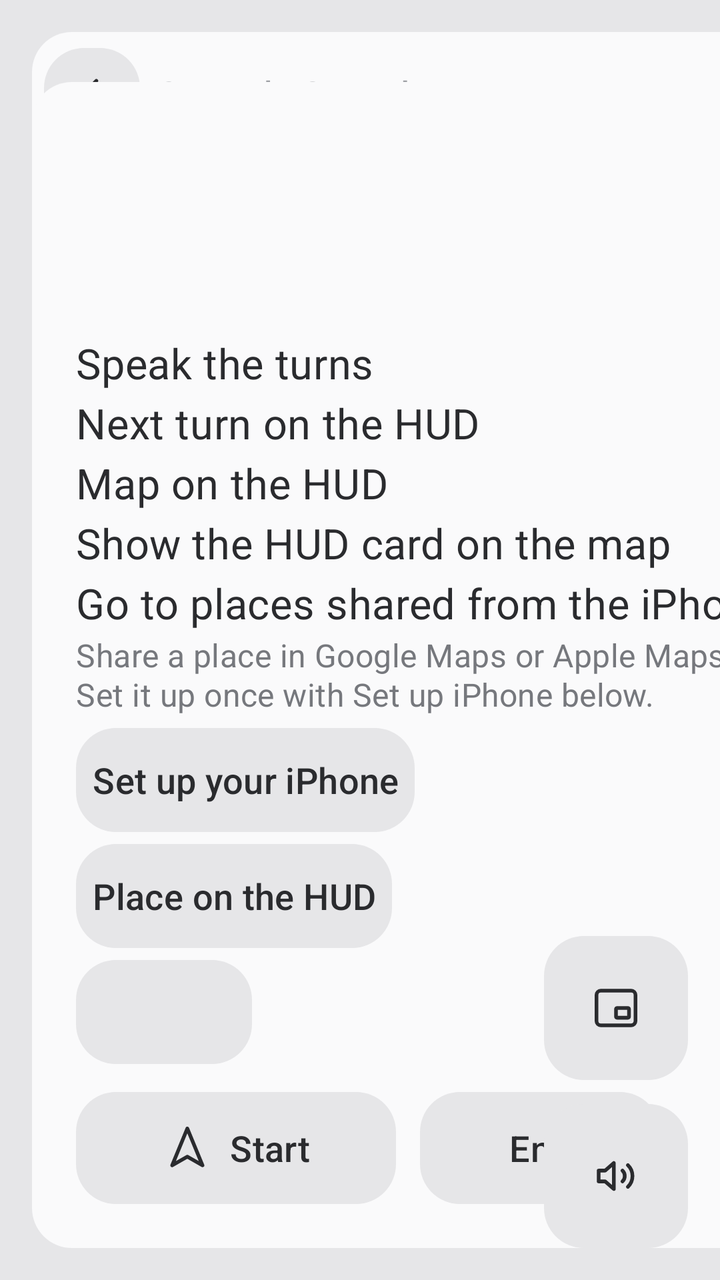
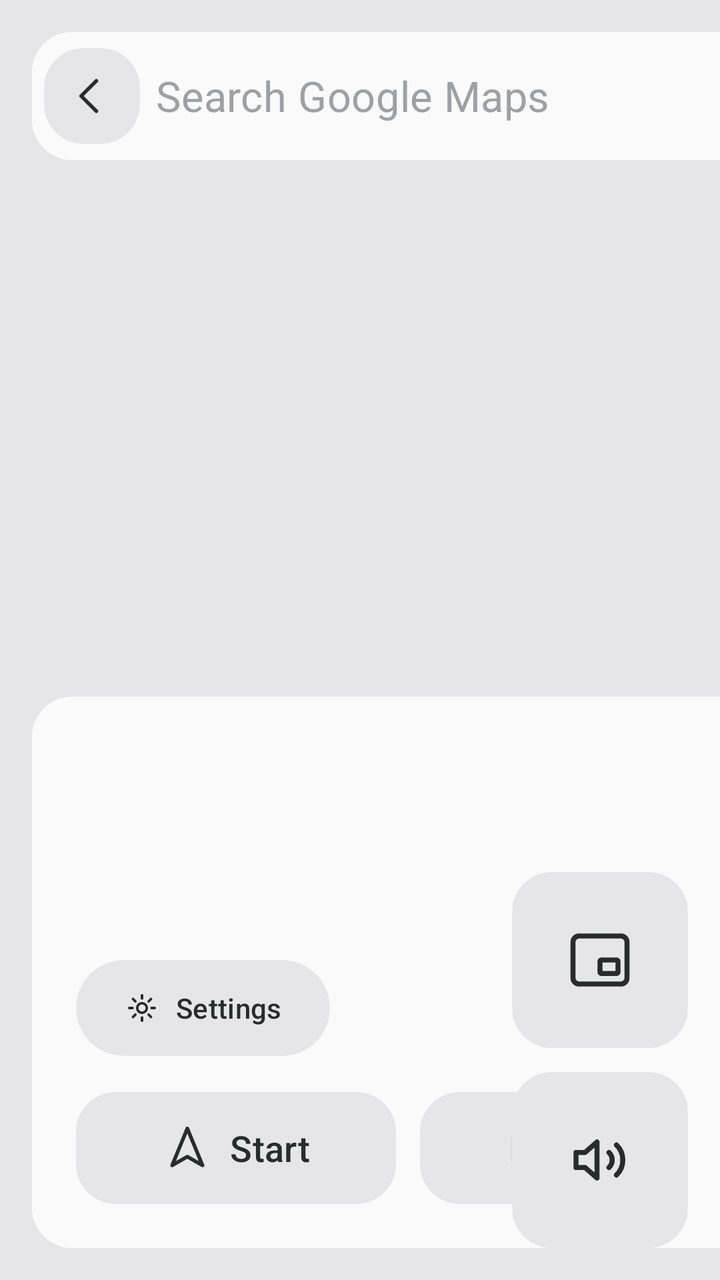

Before-and-after screenshots of an Android layout around one commit, followed by the original layout XML and the change that was made.
<!-- AndroidManifest.xml: activity theme Theme.Cam -->
<!-- res/layout/activity_navigation.xml -->
<?xml version="1.0" encoding="utf-8"?>
<FrameLayout
    xmlns:android="http://schemas.android.com/apk/res/android"
    xmlns:app="http://schemas.android.com/apk/res-auto"
    android:layout_width="match_parent"
    android:layout_height="match_parent"
    android:background="@color/sunken">

    <FrameLayout
        android:id="@+id/nav_map"
        android:layout_width="match_parent"
        android:layout_height="match_parent" />

    <TextView
        android:id="@+id/nav_no_map"
        android:layout_width="560dp"
        android:layout_height="wrap_content"
        android:layout_gravity="center"
        android:gravity="center"
        android:text="@string/nav_no_map"
        android:textAppearance="@style/TextAppearance.Cam.Body"
        android:textColor="@color/text_secondary"
        android:visibility="gone" />

    <LinearLayout
        android:layout_width="520dp"
        android:layout_height="wrap_content"
        android:layout_margin="16dp"
        android:orientation="vertical">

        
        <LinearLayout
            android:id="@+id/nav_search_bar"
            android:layout_width="match_parent"
            android:layout_height="@dimen/title_bar_height"
            android:background="@drawable/bg_surface_card"
            android:gravity="center_vertical"
            android:orientation="horizontal"
            android:paddingStart="6dp"
            android:paddingEnd="14dp">
            <com.google.android.material.button.MaterialButton
                android:id="@+id/nav_close"
                style="@style/Widget.Cam.IconButton"
                android:layout_width="@dimen/icon_button_size"
                android:layout_height="@dimen/icon_button_size"
                android:contentDescription="@string/action_back"
                app:icon="@drawable/ic_back" />
            <EditText
                android:id="@+id/nav_search"
                android:layout_width="0dp"
                android:layout_height="match_parent"
                android:layout_marginStart="8dp"
                android:layout_weight="1"
                android:background="@null"
                android:hint="@string/nav_search_hint"
                android:imeOptions="actionSearch"
                android:importantForAutofill="no"
                android:inputType="text"
                android:singleLine="true"
                android:textAppearance="@style/TextAppearance.Cam.Row"
                android:textColor="@color/text_primary"
                android:textColorHint="@color/text_hint" />
            <TextView
                android:layout_width="wrap_content"
                android:layout_height="wrap_content"
                android:layout_marginStart="8dp"
                android:background="@drawable/bg_segment"
                android:paddingStart="10dp"
                android:paddingTop="2dp"
                android:paddingEnd="10dp"
                android:paddingBottom="2dp"
                android:text="@string/nav_beta"
                android:textAppearance="@style/TextAppearance.Cam.Caption"
                android:textColor="@color/energy_text"
                android:textStyle="bold" />
        </LinearLayout>

        
        <LinearLayout
            android:id="@+id/nav_results"
            android:layout_width="match_parent"
            android:layout_height="wrap_content"
            android:layout_marginTop="8dp"
            android:background="@drawable/bg_surface_card"
            android:orientation="vertical"
            android:paddingTop="6dp"
            android:paddingBottom="6dp"
            android:visibility="gone" />

        
        <LinearLayout
            android:id="@+id/nav_banner"
            android:layout_width="match_parent"
            android:layout_height="wrap_content"
            android:background="@drawable/bg_nav_banner"
            android:gravity="center_vertical"
            android:minHeight="128dp"
            android:orientation="horizontal"
            android:padding="18dp"
            android:visibility="gone">
            <view
                class="com.kooo.evcam.nav.ManeuverIcon$ArrowView"
                android:id="@+id/nav_arrow"
                android:layout_width="84dp"
                android:layout_height="84dp" />
            <LinearLayout
                android:layout_width="0dp"
                android:layout_height="wrap_content"
                android:layout_marginStart="18dp"
                android:layout_weight="1"
                android:orientation="vertical">
                <TextView
                    android:id="@+id/nav_to_next"
                    android:layout_width="wrap_content"
                    android:layout_height="wrap_content"
                    android:textAppearance="@style/TextAppearance.Cam.Display"
                    android:textColor="@color/white"
                    android:textStyle="bold" />
                <TextView
                    android:id="@+id/nav_instruction"
                    android:layout_width="match_parent"
                    android:layout_height="wrap_content"
                    android:ellipsize="end"
                    android:maxLines="2"
                    android:textAppearance="@style/TextAppearance.Cam.Title"
                    android:textColor="@color/white" />
                <TextView
                    android:id="@+id/nav_instruction_detail"
                    android:layout_width="match_parent"
                    android:layout_height="wrap_content"
                    android:ellipsize="end"
                    android:maxLines="1"
                    android:textAppearance="@style/TextAppearance.Cam.Body"
                    android:textColor="#D9FFFFFF"
                    android:visibility="gone" />
            </LinearLayout>
        </LinearLayout>
    </LinearLayout>

    
    <LinearLayout
        android:id="@+id/nav_hud_preview"
        android:layout_width="440dp"
        android:layout_height="wrap_content"
        android:layout_gravity="top|end"
        android:layout_marginTop="100dp"
        android:layout_marginEnd="16dp"
        android:orientation="vertical"
        android:visibility="gone">
        <TextView
            android:id="@+id/nav_hud_preview_label"
            android:layout_width="wrap_content"
            android:layout_height="wrap_content"
            android:background="@drawable/bg_segment"
            android:paddingStart="10dp"
            android:paddingTop="2dp"
            android:paddingEnd="10dp"
            android:paddingBottom="2dp"
            android:textAppearance="@style/TextAppearance.Cam.Caption"
            android:textColor="@color/text_primary" />
        <FrameLayout
            android:id="@+id/nav_hud_preview_card"
            android:layout_width="match_parent"
            android:layout_height="wrap_content"
            android:layout_marginTop="6dp" />
    </LinearLayout>

    
    <LinearLayout
        android:id="@+id/nav_sheet"
        android:layout_width="520dp"
        android:layout_height="wrap_content"
        android:layout_gravity="bottom|start"
        android:layout_margin="16dp"
        android:background="@drawable/bg_surface_card"
        android:orientation="vertical"
        android:padding="22dp">
        <TextView
            android:id="@+id/nav_place"
            android:layout_width="match_parent"
            android:layout_height="wrap_content"
            android:ellipsize="end"
            android:maxLines="1"
            android:textAppearance="@style/TextAppearance.Cam.Title"
            android:textColor="@color/text_primary"
            android:textStyle="bold" />
        <TextView
            android:id="@+id/nav_summary"
            android:layout_width="match_parent"
            android:layout_height="wrap_content"
            android:layout_marginTop="4dp"
            android:textAppearance="@style/TextAppearance.Cam.Row"
            android:textColor="@color/energy_text"
            android:textStyle="bold" />
        <TextView
            android:id="@+id/nav_status"
            android:layout_width="match_parent"
            android:layout_height="wrap_content"
            android:layout_marginTop="4dp"
            android:textAppearance="@style/TextAppearance.Cam.Body"
            android:textColor="@color/text_secondary" />
        <LinearLayout
            android:id="@+id/nav_options"
            android:layout_width="match_parent"
            android:layout_height="wrap_content"
            android:layout_marginTop="8dp"
            android:orientation="vertical">
            <com.google.android.material.switchmaterial.SwitchMaterial
                android:id="@+id/nav_voice_switch"
                android:layout_width="match_parent"
                android:layout_height="wrap_content"
                android:text="@string/nav_voice_switch"
                android:textAppearance="@style/TextAppearance.Cam.Row"
                android:textColor="@color/text_primary" />
            <com.google.android.material.switchmaterial.SwitchMaterial
                android:id="@+id/nav_hud_switch"
                android:layout_width="match_parent"
                android:layout_height="wrap_content"
                android:text="@string/nav_hud_switch"
                android:textAppearance="@style/TextAppearance.Cam.Row"
                android:textColor="@color/text_primary" />
            <com.google.android.material.switchmaterial.SwitchMaterial
                android:id="@+id/nav_hud_map_switch"
                android:layout_width="match_parent"
                android:layout_height="wrap_content"
                android:text="@string/nav_hud_map_switch"
                android:textAppearance="@style/TextAppearance.Cam.Row"
                android:textColor="@color/text_primary" />
            <com.google.android.material.switchmaterial.SwitchMaterial
                android:id="@+id/nav_hud_preview_switch"
                android:layout_width="match_parent"
                android:layout_height="wrap_content"
                android:text="@string/nav_hud_preview_switch"
                android:textAppearance="@style/TextAppearance.Cam.Row"
                android:textColor="@color/text_primary" />
            <com.google.android.material.switchmaterial.SwitchMaterial
                android:id="@+id/nav_share_switch"
                android:layout_width="match_parent"
                android:layout_height="wrap_content"
                android:text="@string/nav_share_switch"
                android:textAppearance="@style/TextAppearance.Cam.Row"
                android:textColor="@color/text_primary" />
            <TextView
                android:layout_width="match_parent"
                android:layout_height="wrap_content"
                android:text="@string/nav_share_hint"
                android:textAppearance="@style/TextAppearance.Cam.Caption"
                android:textColor="@color/text_secondary" />
            <com.google.android.material.button.MaterialButton
                android:id="@+id/nav_phone_setup"
                style="@style/Widget.Cam.RailSmall"
                android:layout_width="wrap_content"
                android:layout_height="52dp"
                android:layout_marginTop="6dp"
                android:text="@string/arrival_setup_title" />
            <com.google.android.material.button.MaterialButton
                android:id="@+id/nav_hud_adjust"
                style="@style/Widget.Cam.RailSmall"
                android:layout_width="wrap_content"
                android:layout_height="52dp"
                android:layout_marginTop="6dp"
                android:text="@string/nav_hud_adjust" />
            
            <com.google.android.material.button.MaterialButton
                android:id="@+id/nav_map_scheme"
                style="@style/Widget.Cam.RailSmall"
                android:layout_width="wrap_content"
                android:layout_height="52dp"
                android:layout_marginTop="6dp" />
        </LinearLayout>
        <LinearLayout
            android:layout_width="match_parent"
            android:layout_height="wrap_content"
            android:layout_marginTop="14dp"
            android:orientation="horizontal">
            <com.google.android.material.button.MaterialButton
                android:id="@+id/nav_go"
                style="@style/Widget.Cam.RailSmall"
                android:layout_width="wrap_content"
                android:layout_height="56dp"
                android:minWidth="160dp"
                android:text="@string/nav_start"
                app:icon="@drawable/ic_navigation" />
            <com.google.android.material.button.MaterialButton
                android:id="@+id/nav_end"
                style="@style/Widget.Cam.RailSmall"
                android:layout_width="wrap_content"
                android:layout_height="56dp"
                android:layout_marginStart="12dp"
                android:minWidth="120dp"
                android:text="@string/nav_end" />
        </LinearLayout>
    </LinearLayout>

    <LinearLayout
        android:layout_width="wrap_content"
        android:layout_height="wrap_content"
        android:layout_gravity="bottom|end"
        android:layout_margin="16dp"
        android:orientation="vertical">
        <com.google.android.material.button.MaterialButton
            android:id="@+id/nav_float"
            style="@style/Widget.Cam.IconButton"
            android:layout_width="72dp"
            android:layout_height="72dp"
            android:layout_marginBottom="12dp"
            android:contentDescription="@string/nav_float"
            app:icon="@drawable/ic_float_window" />
        <com.google.android.material.button.MaterialButton
            android:id="@+id/nav_mute"
            style="@style/Widget.Cam.IconButton"
            android:layout_width="72dp"
            android:layout_height="72dp"
            android:contentDescription="@string/nav_mute"
            app:icon="@drawable/ic_voice_on" />
        <com.google.android.material.button.MaterialButton
            android:id="@+id/nav_recenter"
            style="@style/Widget.Cam.IconButton"
            android:layout_width="72dp"
            android:layout_height="72dp"
            android:layout_marginTop="12dp"
            android:contentDescription="@string/nav_recenter"
            android:visibility="gone"
            app:icon="@drawable/ic_recenter" />
    </LinearLayout>
</FrameLayout>
<!-- resources referenced by this layout -->
<resources>
  <color name="energy_text">#FFC9491A</color>
  <color name="sunken">#FFE6E6E8</color>
  <color name="text_hint">@color/text_tertiary</color>
  <color name="text_primary">#FF2A2B2E</color>
  <color name="text_secondary">#FF76787D</color>
  <color name="white">#FFFFFFFF</color>
  <dimen name="icon_button_size">48dp</dimen>
  <dimen name="title_bar_height">64dp</dimen>
  <string name="action_back">Back</string>
  <string name="arrival_setup_title">Set up your iPhone</string>
  <string name="nav_beta">BETA</string>
  <string name="nav_end">End</string>
  <string name="nav_float">Floating window</string>
  <string name="nav_hud_adjust">Place on the HUD</string>
  <string name="nav_hud_map_switch">Map on the HUD</string>
  <string name="nav_hud_preview_switch">Show the HUD card on the map</string>
  <string name="nav_hud_switch">Next turn on the HUD</string>
  <string name="nav_mute">Voice on or off</string>
  <string name="nav_no_map">The map needs Google Play services and a Google Maps key. Turn-by-turn guidance still works without the map.</string>
  <string name="nav_recenter">Back to the car</string>
  <string name="nav_search_hint">Search Google Maps</string>
  <string name="nav_share_hint">Share a place in Google Maps or Apple Maps → Send to 7xDash. Set it up once with Set up iPhone below.</string>
  <string name="nav_share_switch">Go to places shared from the iPhone</string>
  <string name="nav_start">Start</string>
  <string name="nav_voice_switch">Speak the turns</string>
  <style name="TextAppearance.Cam.Body">
          <item name="android:textSize">@dimen/text_body</item>
      </style>
  <style name="TextAppearance.Cam.Caption">
          <item name="android:textSize">@dimen/text_caption</item>
      </style>
  <style name="TextAppearance.Cam.Display">
          <item name="android:textSize">@dimen/text_display</item>
          <item name="android:fontFamily">sans-serif-medium</item>
      </style>
  <style name="TextAppearance.Cam.Row">
          <item name="android:textSize">@dimen/text_row</item>
      </style>
  <style name="TextAppearance.Cam.Title">
          <item name="android:textSize">@dimen/text_title</item>
          <item name="android:fontFamily">sans-serif-medium</item>
      </style>
  <style name="Widget.Cam.RailSmall" parent="Widget.Cam.RailTile">
          <item name="iconGravity">textStart</item>
          <item name="iconSize">26dp</item>
          <item name="android:textSize">@dimen/text_body</item>
      </style>
  <style name="Theme.Cam" parent="Base.Theme.Cam" />
  <color name="text_tertiary">#FF9EA0A5</color>
  <color name="energy">#FFF0622D</color>
  <dimen name="corner_radius">20dp</dimen>
  <color name="surface">#FFFAFAFB</color>
  <dimen name="text_body">18sp</dimen>
  <dimen name="text_caption">16sp</dimen>
  <dimen name="text_display">28sp</dimen>
  <dimen name="text_row">21sp</dimen>
  <dimen name="text_title">26sp</dimen>
  <color name="nav_ripple_color">#1F2A2B2E</color>
  <color name="on_energy">#FFFFFFFF</color>
  <color name="energy_quiet">#FFFDEDE6</color>
  <color name="recording">#FFE0393E</color>
  <color name="bg">#FFF2F2F3</color>
  <color name="line">#FFDDDDE0</color>
  <style name="AlertDialogButton" parent="Widget.Material3.Button.TextButton.Dialog">
          <item name="android:textColor">@color/energy_text</item>
          <item name="android:textSize">@dimen/text_row</item>
      </style>
  <style name="MaterialAlertDialog.Cam.Title" parent="MaterialAlertDialog.Material3.Title.Text">
          <item name="android:textSize">@dimen/text_title</item>
      </style>
  <style name="MaterialAlertDialog.Cam.Body" parent="MaterialAlertDialog.Material3.Body.Text">
          <item name="android:textSize">@dimen/text_row</item>
      </style>
  <!-- unchanged entries left out for length: 16 -->
</resources>

<!-- the commit's change to res/layout/activity_navigation.xml (unified diff, before → after) -->
@@ -203,70 +203,16 @@
             android:id="@+id/nav_options"
             android:layout_width="match_parent"
             android:layout_height="wrap_content"
-            android:layout_marginTop="8dp"
+            android:layout_marginTop="10dp"
             android:orientation="vertical">
-            <com.google.android.material.switchmaterial.SwitchMaterial
-                android:id="@+id/nav_voice_switch"
-                android:layout_width="match_parent"
-                android:layout_height="wrap_content"
-                android:text="@string/nav_voice_switch"
-                android:textAppearance="@style/TextAppearance.Cam.Row"
-                android:textColor="@color/text_primary" />
-            <com.google.android.material.switchmaterial.SwitchMaterial
-                android:id="@+id/nav_hud_switch"
-                android:layout_width="match_parent"
-                android:layout_height="wrap_content"
-                android:text="@string/nav_hud_switch"
-                android:textAppearance="@style/TextAppearance.Cam.Row"
-                android:textColor="@color/text_primary" />
-            <com.google.android.material.switchmaterial.SwitchMaterial
-                android:id="@+id/nav_hud_map_switch"
-                android:layout_width="match_parent"
-                android:layout_height="wrap_content"
-                android:text="@string/nav_hud_map_switch"
-                android:textAppearance="@style/TextAppearance.Cam.Row"
-                android:textColor="@color/text_primary" />
-            <com.google.android.material.switchmaterial.SwitchMaterial
-                android:id="@+id/nav_hud_preview_switch"
-                android:layout_width="match_parent"
-                android:layout_height="wrap_content"
-                android:text="@string/nav_hud_preview_switch"
-                android:textAppearance="@style/TextAppearance.Cam.Row"
-                android:textColor="@color/text_primary" />
-            <com.google.android.material.switchmaterial.SwitchMaterial
-                android:id="@+id/nav_share_switch"
-                android:layout_width="match_parent"
-                android:layout_height="wrap_content"
-                android:text="@string/nav_share_switch"
-                android:textAppearance="@style/TextAppearance.Cam.Row"
-                android:textColor="@color/text_primary" />
-            <TextView
-                android:layout_width="match_parent"
-                android:layout_height="wrap_content"
-                android:text="@string/nav_share_hint"
-                android:textAppearance="@style/TextAppearance.Cam.Caption"
-                android:textColor="@color/text_secondary" />
-            <com.google.android.material.button.MaterialButton
-                android:id="@+id/nav_phone_setup"
-                style="@style/Widget.Cam.RailSmall"
-                android:layout_width="wrap_content"
-                android:layout_height="52dp"
-                android:layout_marginTop="6dp"
-                android:text="@string/arrival_setup_title" />
-            <com.google.android.material.button.MaterialButton
-                android:id="@+id/nav_hud_adjust"
-                style="@style/Widget.Cam.RailSmall"
-                android:layout_width="wrap_content"
-                android:layout_height="52dp"
-                android:layout_marginTop="6dp"
-                android:text="@string/nav_hud_adjust" />
             
             <com.google.android.material.button.MaterialButton
-                android:id="@+id/nav_map_scheme"
-                style="@style/Widget.Cam.RailSmall"
-                android:layout_width="wrap_content"
-                android:layout_height="52dp"
-                android:layout_marginTop="6dp" />
+                android:id="@+id/nav_settings"
+                style="@style/Widget.Material3.Button.TonalButton"
+                android:layout_width="wrap_content"
+                android:layout_height="56dp"
+                android:text="@string/nav_settings_button"
+                app:icon="@drawable/ic_settings" />
         </LinearLayout>
         <LinearLayout
             android:layout_width="match_parent"
@@ -301,23 +247,26 @@
         <com.google.android.material.button.MaterialButton
             android:id="@+id/nav_float"
             style="@style/Widget.Cam.IconButton"
-            android:layout_width="72dp"
-            android:layout_height="72dp"
+            android:layout_width="88dp"
+            android:layout_height="88dp"
             android:layout_marginBottom="12dp"
             android:contentDescription="@string/nav_float"
-            app:icon="@drawable/ic_float_window" />
+            app:icon="@drawable/ic_float_window"
+            app:iconSize="36dp" />
         <com.google.android.material.button.MaterialButton
             android:id="@+id/nav_mute"
             style="@style/Widget.Cam.IconButton"
-            android:layout_width="72dp"
-            android:layout_height="72dp"
+            android:layout_width="88dp"
+            android:layout_height="88dp"
             android:contentDescription="@string/nav_mute"
-            app:icon="@drawable/ic_voice_on" />
+            app:icon="@drawable/ic_voice_on"
+            app:iconSize="36dp" />
         <com.google.android.material.button.MaterialButton
             android:id="@+id/nav_recenter"
             style="@style/Widget.Cam.IconButton"
-            android:layout_width="72dp"
-            android:layout_height="72dp"
+            android:layout_width="88dp"
+            android:layout_height="88dp"
+            app:iconSize="36dp"
             android:layout_marginTop="12dp"
             android:contentDescription="@string/nav_recenter"
             android:visibility="gone"
<!-- resource entries referenced after the edit -->
@@ -8,23 +8,31 @@
   <color name="white">#FFFFFFFF</color>
   <dimen name="icon_button_size">48dp</dimen>
   <dimen name="title_bar_height">64dp</dimen>
+  <!-- drawable ic_settings (drawable) -->
+  <?xml version="1.0" encoding="utf-8"?>
+  <vector xmlns:android="http://schemas.android.com/apk/res/android"
+      android:width="24dp"
+      android:height="24dp"
+      android:viewportWidth="24"
+      android:viewportHeight="24">
+      <path
+          android:fillColor="#00000000"
+          android:strokeColor="@color/text_primary"
+          android:strokeWidth="1.7"
+          android:strokeLineCap="round"
+          android:strokeLineJoin="round"
+          android:pathData="M15.2,12a3.2,3.2 0 1,1 -6.4,0a3.2,3.2 0 1,1 6.4,0z M12,3.5v2.2M12,18.3v2.2M20.5,12h-2.2M5.7,12H3.5M18,6l-1.6,1.6M7.6,16.4L6,18M18,18l-1.6,-1.6M7.6,7.6L6,6" />
+  </vector>
   <string name="action_back">Back</string>
-  <string name="arrival_setup_title">Set up your iPhone</string>
   <string name="nav_beta">BETA</string>
   <string name="nav_end">End</string>
   <string name="nav_float">Floating window</string>
-  <string name="nav_hud_adjust">Place on the HUD</string>
-  <string name="nav_hud_map_switch">Map on the HUD</string>
-  <string name="nav_hud_preview_switch">Show the HUD card on the map</string>
-  <string name="nav_hud_switch">Next turn on the HUD</string>
   <string name="nav_mute">Voice on or off</string>
   <string name="nav_no_map">The map needs Google Play services and a Google Maps key. Turn-by-turn guidance still works without the map.</string>
   <string name="nav_recenter">Back to the car</string>
   <string name="nav_search_hint">Search Google Maps</string>
-  <string name="nav_share_hint">Share a place in Google Maps or Apple Maps → Send to 7xDash. Set it up once with Set up iPhone below.</string>
-  <string name="nav_share_switch">Go to places shared from the iPhone</string>
+  <string name="nav_settings_button">Settings</string>
   <string name="nav_start">Start</string>
-  <string name="nav_voice_switch">Speak the turns</string>
   <style name="TextAppearance.Cam.Body">
           <item name="android:textSize">@dimen/text_body</item>
       </style>
